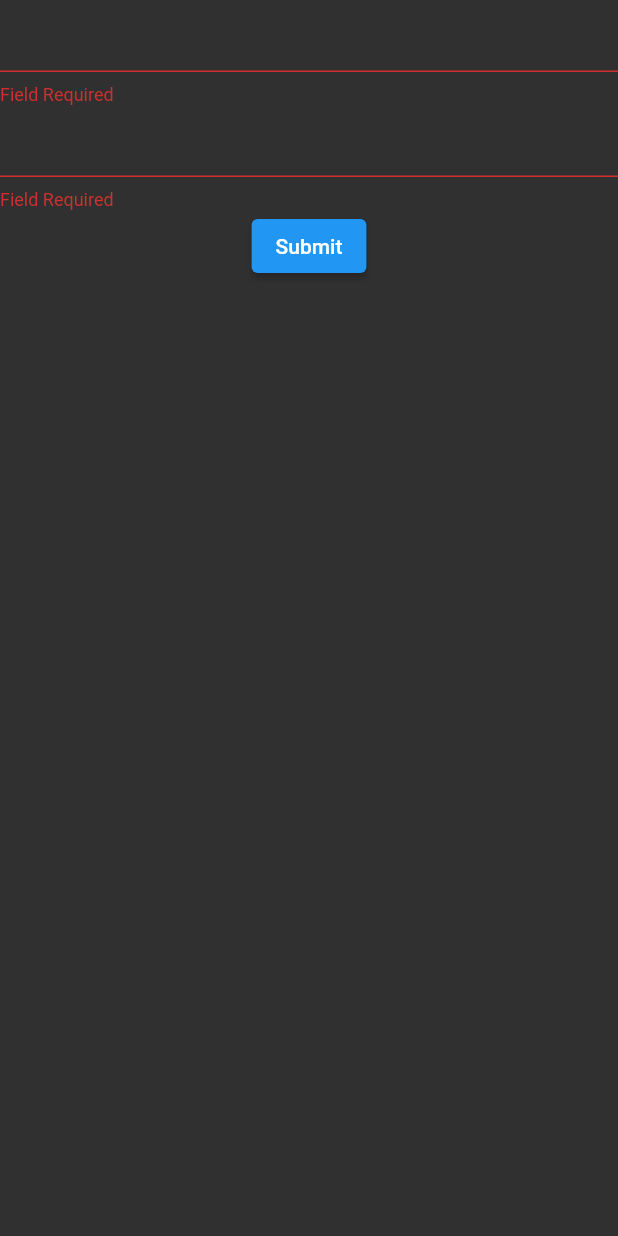
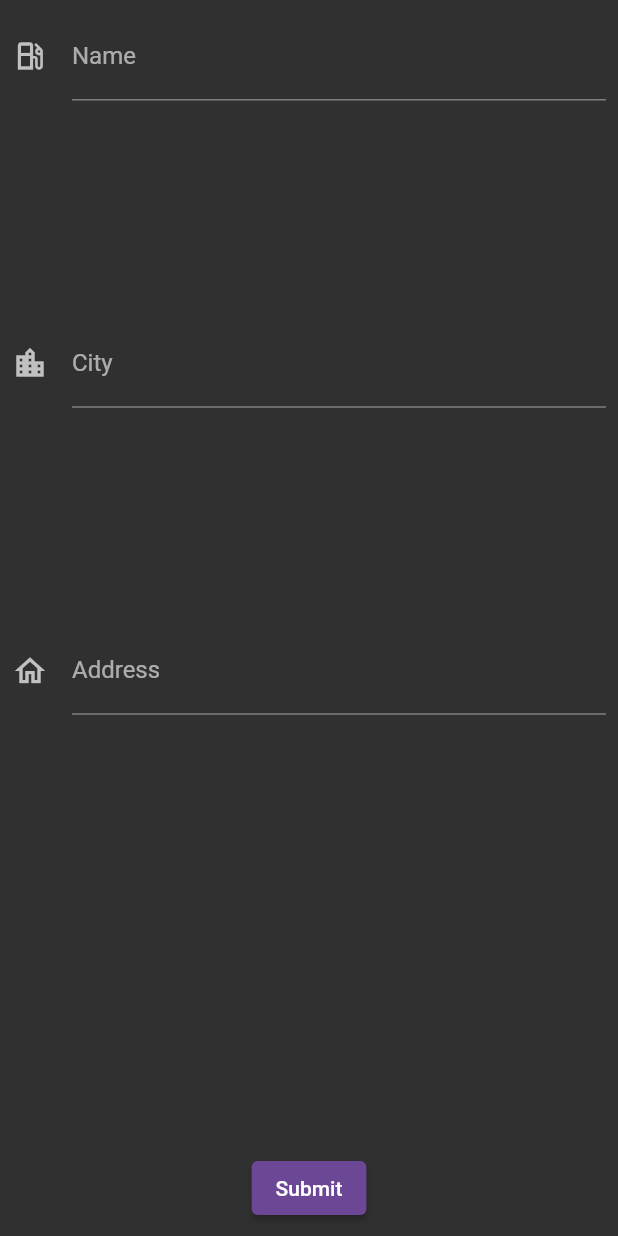
Before and after one commit to FeelHippo/gasStationsFlutter, a Flutter app: the StationForm widget shown alone on an empty page, opened directly with empty values, after a tap on "Submit", on a phone screen of 412 x 824 dp. Run offline on Flutter 3.47's test engine with Material 2 defaults, Android fonts, the light colour scheme and no system bars; our stand-ins replace equatable, flutter_bloc, flutter_map, get_it, google_fonts, injectable and 1 more; network calls fail.

Commit message:
added nested inputs for pumps data, improved style and layout

```diff
--- a/lib/style/autosense_theme.dart
+++ b/lib/style/autosense_theme.dart
@@ -84,7 +84,8 @@ class AutoSenseTheme {
       ),
       textTheme: lightTextTheme,
       iconTheme: const IconThemeData(color: Color(0xff6c4796)),
-      inputDecorationTheme: const InputDecorationTheme(border: OutlineInputBorder(borderSide: BorderSide(color:  Color(0xff6c4796)))),
+      buttonTheme: const ButtonThemeData(buttonColor: Color(0xff6c4796)),
+      elevatedButtonTheme: ElevatedButtonThemeData(style: ButtonStyle(backgroundColor: MaterialStateProperty.all(const Color(0xff6c4796)))),
     );
   }
 
@@ -104,7 +105,8 @@ class AutoSenseTheme {
         selectedItemColor: Color(0xff3898ec),
       ),
       textTheme: darkTextTheme,
-      iconTheme: IconThemeData(color: Color(0xff6c4796)),
+      iconTheme: const IconThemeData(color: Color(0xff6c4796)),
+      elevatedButtonTheme: ElevatedButtonThemeData(style: ButtonStyle(backgroundColor: MaterialStateProperty.all(const Color(0xff6c4796)))),
     );
   }
 }
--- a/lib/ui/form.dart
+++ b/lib/ui/form.dart
@@ -14,45 +14,144 @@ class StationForm extends StatefulWidget {
 
 class _FormState extends State<StationForm> {
 
+  String? name;
+  String? address;
+  String? city;
+
+  Pump? pump;
+  late List<Pump?> pumps;
+  @override
+  void initState() {
+    super.initState();
+    pumps = List.filled(3, pump);
+  }
+
+
+  bool formTouched = false;
+
   final GlobalKey<FormState> _formKey = GlobalKey<FormState>();
+
+  void toggleFormIsTouched () {
+    setState(() {
+      formTouched = true;
+    });
+  }
 
   @override
   Widget build(BuildContext context) {
-    return Form(
+    return Padding(
+      padding: EdgeInsets.all(8.0),
+      child: Form(
           key: _formKey,
           child: Column(
+            mainAxisAlignment: MainAxisAlignment.spaceBetween,
             children: <Widget>[
               TextFormField(
                 initialValue: widget.station.name,
+                onChanged: (inputText) {
+                  toggleFormIsTouched();
+                },
                 validator: (value) {
                   if (value == null || value.isEmpty) {
                     return 'Field Required';
                   }
                   return null;
                 },
+                onSaved: (value) { name = value; },
+                decoration: const InputDecoration(
+                  labelText: 'Name',
+                  hintText: 'Name...',
+                  icon: Icon(Icons.local_gas_station_outlined),
+                ),
               ),
               TextFormField(
-            initialValue: widget.station.address,
+                initialValue: widget.station.city,
+                onChanged: (inputText) {
+                  toggleFormIsTouched();
+                },
                 validator: (value) {
                   if (value == null || value.isEmpty) {
                     return 'Field Required';
                   }
                   return null;
                 },
+                onSaved: (value) { city = value; },
+                decoration: const InputDecoration(
+                  labelText: 'City',
+                  hintText: 'City...',
+                  icon: Icon(Icons.location_city_outlined),
+                ),
+              ),
+              TextFormField(
+                initialValue: widget.station.address,
+                onChanged: (inputText) {
+                  toggleFormIsTouched();
+                },
+                validator: (value) {
+                  if (value == null || value.isEmpty) {
+                    return 'Field Required';
+                  }
+                  return null;
+                },
+                onSaved: (value) { address = value; },
+                decoration: const InputDecoration(
+                  labelText: 'Address',
+                  hintText: 'Address...',
+                  icon: Icon(Icons.home_outlined),
+                ),
+              ),
+              Row(
+                children: widget.station.pumps.asMap().entries.map((pump) => Expanded(
+                  flex: 1,
+                  child: Container(
+                    width: MediaQuery.of(context).size.width * 0.333,
+                    child: Column(
+                      children: [
+                        TextFormField(
+                          keyboardType: TextInputType.number,
+                          initialValue: widget.station.pumps[pump.key].price.toString(),
+                          onChanged: (inputText) {
+                            toggleFormIsTouched();
+                          },
+                          validator: (value) {
+                            if (value == null || value.isEmpty) {
+                              return 'Field Required';
+                            }
+                            return null;
+                          },
+                          onSaved: (value) { pumps[pump.key]?.price = value; },
+                          decoration: InputDecoration(
+                            labelText: pump.value.fuel_type,
+                            hintText: 'Type...',
+                            icon: const Icon(Icons.water_outlined),
+                          ),
+
+                        )
+                      ],
+                    ),
+                  ),
+                )).toList()
               ),
               Container(
                 child: ElevatedButton(
                   child: const Text('Submit'),
                   onPressed: () {
-                if (_formKey.currentState!.validate()) {
-                  print('ADD BLOC EVENT TO UPDATE STATION');
-                  developer.log('${widget.station.name}');
+                    if (formTouched == true && _formKey.currentState!.validate()) {
+                      _formKey.currentState?.save();
+                      bool isNewStation = widget.station.id == '';
+                      if (isNewStation) {
+                        // Bloc to create station
+                      } else {
+                        // Bloc call to update
+                      }
+                      developer.log('SOMETHING CHANGED: ${widget.station.id}');
                     }
                   },
                 ),
               )
             ],
           )
+      ),
     );
   }
 
```
Lines whose indentation alone changed are shown as unchanged.
